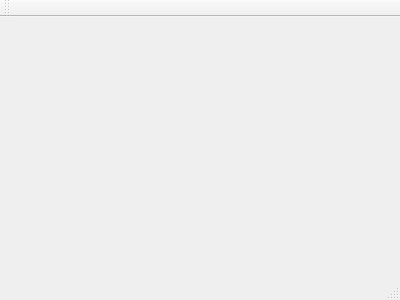
Before: the Qt Designer form ReplacerMPV/mainwindow.ui in Ernesuma/replacerMpv, drawn with Qt 5.
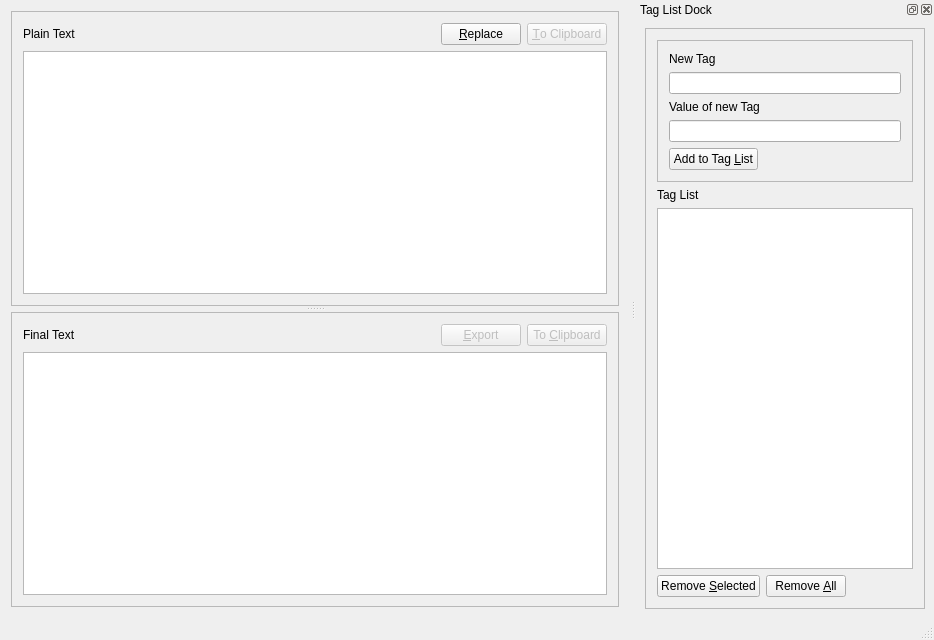
After: the same form once the commit is applied. Icons and pictures are not drawn.

Commit message: reused mainwindow.ui from old Replacer project

Patch:
```diff
--- a/ReplacerMPV/mainwindow.ui
+++ b/ReplacerMPV/mainwindow.ui
@@ -1,24 +1,335 @@
 <ui version="4.0">
  <class>MainWindow</class>
- <widget class="QMainWindow" name="MainWindow" >
-  <property name="geometry" >
+ <widget class="QMainWindow" name="MainWindow">
+  <property name="geometry">
    <rect>
     <x>0</x>
     <y>0</y>
-    <width>400</width>
-    <height>300</height>
+    <width>934</width>
+    <height>640</height>
    </rect>
   </property>
   <property name="windowTitle" >
    <string>MainWindow</string>
   </property>
-  <widget class="QMenuBar" name="menuBar" />
-  <widget class="QToolBar" name="mainToolBar" />
-  <widget class="QWidget" name="centralWidget" />
-  <widget class="QStatusBar" name="statusBar" />
+  <property name="windowIcon">
+   <iconset>
+    <normaloff>:/icon/triforce_green.png</normaloff>:/icon/triforce_green.png</iconset>
+  </property>
+  <property name="styleSheet">
+   <string notr="true"/>
+  </property>
+  <widget class="QWidget" name="centralWidget">
+   <layout class="QVBoxLayout" name="verticalLayout">
+    <item>
+     <widget class="QSplitter" name="splitter">
+      <property name="orientation">
+       <enum>Qt::Vertical</enum>
+      </property>
+      <property name="handleWidth">
+       <number>6</number>
+      </property>
+      <widget class="QFrame" name="frame">
+       <property name="frameShape">
+        <enum>QFrame::StyledPanel</enum>
+       </property>
+       <layout class="QVBoxLayout" name="verticalLayout_4">
+        <item>
+         <layout class="QHBoxLayout" name="horizontalLayout_2">
+          <item>
+           <widget class="QLabel" name="label">
+            <property name="sizePolicy">
+             <sizepolicy hsizetype="Preferred" vsizetype="Preferred">
+              <horstretch>1</horstretch>
+              <verstretch>0</verstretch>
+             </sizepolicy>
+            </property>
+            <property name="text">
+             <string>Plain Text</string>
+            </property>
+           </widget>
+          </item>
+          <item>
+           <widget class="QPushButton" name="pushButton_replace">
+            <property name="enabled">
+             <bool>true</bool>
+            </property>
+            <property name="text">
+             <string>&amp;Replace</string>
+            </property>
+           </widget>
+          </item>
+          <item>
+           <widget class="QPushButton" name="pushButton_c2c_plain">
+            <property name="enabled">
+             <bool>false</bool>
+            </property>
+            <property name="text">
+             <string>&amp;To Clipboard</string>
+            </property>
+           </widget>
+          </item>
+         </layout>
+        </item>
+        <item>
+         <widget class="QTextEdit" name="textEdit_plain">
+          <property name="whatsThis">
+           <string>&lt;html&gt;&lt;head/&gt;&lt;body&gt;&lt;p&gt;enter the text you want to have the replacees in&lt;/p&gt;&lt;/body&gt;&lt;/html&gt;</string>
+          </property>
+          <property name="placeholderText">
+           <string>&lt;enter your text here&gt;</string>
+          </property>
+         </widget>
+        </item>
+       </layout>
+      </widget>
+      <widget class="QFrame" name="frame_2">
+       <property name="frameShape">
+        <enum>QFrame::StyledPanel</enum>
+       </property>
+       <layout class="QVBoxLayout" name="verticalLayout_2">
+        <item>
+         <layout class="QHBoxLayout" name="horizontalLayout">
+          <item>
+           <widget class="QLabel" name="label_2">
+            <property name="sizePolicy">
+             <sizepolicy hsizetype="Preferred" vsizetype="Preferred">
+              <horstretch>1</horstretch>
+              <verstretch>0</verstretch>
+             </sizepolicy>
+            </property>
+            <property name="text">
+             <string>Final Text</string>
+            </property>
+           </widget>
+          </item>
+          <item>
+           <widget class="QPushButton" name="pushButton_exportFinal">
+            <property name="enabled">
+             <bool>false</bool>
+            </property>
+            <property name="text">
+             <string>&amp;Export</string>
+            </property>
+           </widget>
+          </item>
+          <item>
+           <widget class="QPushButton" name="pushButton_c2c_final">
+            <property name="enabled">
+             <bool>false</bool>
+            </property>
+            <property name="text">
+             <string>To &amp;Clipboard</string>
+            </property>
+           </widget>
+          </item>
+         </layout>
+        </item>
+        <item>
+         <widget class="QTextEdit" name="textEdit_final">
+          <property name="textInteractionFlags">
+           <set>Qt::TextSelectableByKeyboard|Qt::TextSelectableByMouse</set>
+          </property>
+          <property name="placeholderText">
+           <string>&lt;text with filled in replacements will appear here&gt;</string>
+          </property>
+         </widget>
+        </item>
+       </layout>
+      </widget>
+     </widget>
+    </item>
+   </layout>
+  </widget>
+  <widget class="QDockWidget" name="dockWidget">
+   <property name="sizePolicy">
+    <sizepolicy hsizetype="Preferred" vsizetype="Minimum">
+     <horstretch>0</horstretch>
+     <verstretch>0</verstretch>
+    </sizepolicy>
+   </property>
+   <property name="autoFillBackground">
+    <bool>false</bool>
+   </property>
+   <property name="windowTitle">
+    <string extracomment="This is the Tag List Dock">Tag List Dock</string>
+   </property>
+   <attribute name="dockWidgetArea">
+    <number>2</number>
+   </attribute>
+   <widget class="QWidget" name="dockWidgetContents_2">
+    <layout class="QVBoxLayout" name="verticalLayout_3" stretch="0">
+     <property name="spacing">
+      <number>6</number>
+     </property>
+     <property name="leftMargin">
+      <number>9</number>
+     </property>
+     <property name="topMargin">
+      <number>9</number>
+     </property>
+     <property name="rightMargin">
+      <number>9</number>
+     </property>
+     <property name="bottomMargin">
+      <number>9</number>
+     </property>
+     <item>
+      <widget class="QFrame" name="frame_4">
+       <property name="frameShape">
+        <enum>QFrame::StyledPanel</enum>
+       </property>
+       <property name="frameShadow">
+        <enum>QFrame::Plain</enum>
+       </property>
+       <layout class="QVBoxLayout" name="verticalLayout_6">
+        <item>
+         <widget class="QFrame" name="frame_3">
+          <property name="frameShape">
+           <enum>QFrame::StyledPanel</enum>
+          </property>
+          <property name="frameShadow">
+           <enum>QFrame::Plain</enum>
+          </property>
+          <layout class="QVBoxLayout" name="verticalLayout_5">
+           <item>
+            <widget class="QLabel" name="label_3">
+             <property name="text">
+              <string>New Tag</string>
+             </property>
+            </widget>
+           </item>
+           <item>
+            <widget class="QLineEdit" name="lineEdit_newTag"/>
+           </item>
+           <item>
+            <widget class="QLabel" name="label_4">
+             <property name="text">
+              <string>Value of new Tag</string>
+             </property>
+            </widget>
+           </item>
+           <item>
+            <widget class="QLineEdit" name="lineEdit_newValue"/>
+           </item>
+           <item>
+            <layout class="QHBoxLayout" name="horizontalLayout_3">
+             <item>
+              <widget class="QPushButton" name="pushButton_add_2_tag_list">
+               <property name="text">
+                <string>Add to Tag &amp;List</string>
+               </property>
+              </widget>
+             </item>
+             <item>
+              <spacer name="horizontalSpacer_2">
+               <property name="orientation">
+                <enum>Qt::Horizontal</enum>
+               </property>
+               <property name="sizeHint" stdset="0">
+                <size>
+                 <width>40</width>
+                 <height>20</height>
+                </size>
+               </property>
+              </spacer>
+             </item>
+            </layout>
+           </item>
+          </layout>
+         </widget>
+        </item>
+        <item>
+         <widget class="QLabel" name="label_5">
+          <property name="text">
+           <string>Tag List</string>
+          </property>
+         </widget>
+        </item>
+        <item>
+         <widget class="QTableView" name="tableView">
+          <property name="alternatingRowColors">
+           <bool>true</bool>
+          </property>
+          <property name="selectionMode">
+           <enum>QAbstractItemView::ExtendedSelection</enum>
+          </property>
+          <property name="selectionBehavior">
+           <enum>QAbstractItemView::SelectRows</enum>
+          </property>
+          <property name="verticalScrollMode">
+           <enum>QAbstractItemView::ScrollPerItem</enum>
+          </property>
+          <property name="horizontalScrollMode">
+           <enum>QAbstractItemView::ScrollPerPixel</enum>
+          </property>
+          <property name="gridStyle">
+           <enum>Qt::NoPen</enum>
+          </property>
+          <property name="sortingEnabled">
+           <bool>false</bool>
+          </property>
+          <attribute name="horizontalHeaderVisible">
+           <bool>true</bool>
+          </attribute>
+          <attribute name="horizontalHeaderStretchLastSection">
+           <bool>true</bool>
+          </attribute>
+          <attribute name="verticalHeaderVisible">
+           <bool>false</bool>
+          </attribute>
+         </widget>
+        </item>
+        <item>
+         <layout class="QHBoxLayout" name="horizontalLayout_4">
+          <item>
+           <widget class="QPushButton" name="pushButton_remove_selected_tags">
+            <property name="text">
+             <string>Remove &amp;Selected</string>
+            </property>
+           </widget>
+          </item>
+          <item>
+           <widget class="QPushButton" name="pushButton_remove_all_tags">
+            <property name="text">
+             <string>Remove &amp;All</string>
+            </property>
+           </widget>
+          </item>
+          <item>
+           <spacer name="horizontalSpacer">
+            <property name="orientation">
+             <enum>Qt::Horizontal</enum>
+            </property>
+            <property name="sizeHint" stdset="0">
+             <size>
+              <width>40</width>
+              <height>20</height>
+             </size>
+            </property>
+           </spacer>
+          </item>
+         </layout>
+        </item>
+       </layout>
+      </widget>
+     </item>
+    </layout>
+   </widget>
+  </widget>
+  <widget class="QMenuBar" name="menuBar">
+   <property name="geometry">
+    <rect>
+     <x>0</x>
+     <y>0</y>
+     <width>934</width>
+     <height>22</height>
+    </rect>
+   </property>
+  </widget>
+  <widget class="QStatusBar" name="statusBar"/>
  </widget>
- <layoutDefault spacing="6" margin="11" />
- <pixmapfunction></pixmapfunction>
+ <layoutdefault spacing="6" margin="11"/>
  <resources/>
  <connections/>
 </ui>
```
Left out of the diff: 5 changed lines with no effect on the pictures.
